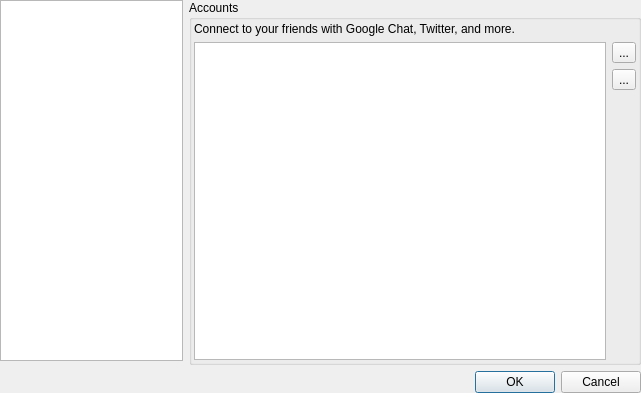
First picture: the form in src/stackedsettingsdialog.ui, repository tomahawk-player/tomahawk, before the edit.
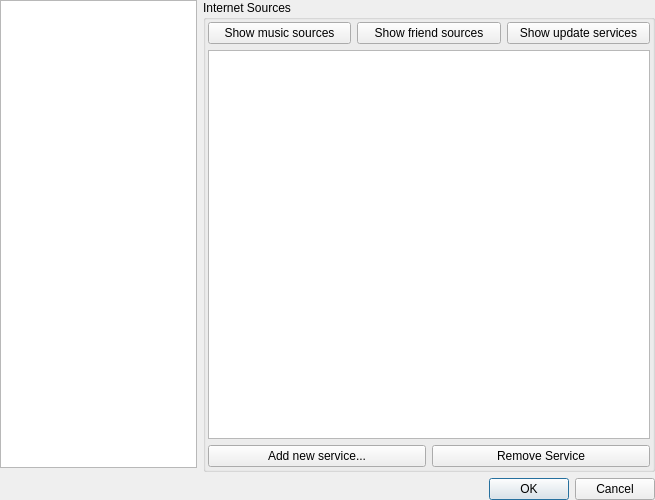
Second picture: the form after the edit. Icons and pictures are not drawn. Custom widgets are drawn as their Qt base class.

Commit message: Initial account UI update. Buttons needs styling and implementation

Patch:
```diff
--- a/src/stackedsettingsdialog.ui
+++ b/src/stackedsettingsdialog.ui
@@ -6,8 +6,8 @@
    <rect>
     <x>0</x>
     <y>0</y>
-    <width>641</width>
-    <height>393</height>
+    <width>655</width>
+    <height>500</height>
    </rect>
   </property>
   <property name="windowTitle">
@@ -95,22 +95,38 @@
          <item>
           <widget class="QGroupBox" name="groupBox_4">
            <property name="title">
-            <string>Accounts</string>
+            <string>Internet Sources</string>
            </property>
            <layout class="QVBoxLayout" name="verticalLayout_14">
             <property name="margin">
              <number>2</number>
             </property>
-            <item>
-             <widget class="QLabel" name="label_2">
-              <property name="text">
-               <string>Connect to your friends with Google Chat, Twitter, and more.</string>
-              </property>
-             </widget>
-            </item>
             <item>
              <layout class="QHBoxLayout" name="horizontalLayout_2">
               <item>
+               <widget class="QPushButton" name="showResolvers">
+                <property name="text">
+                 <string>Show music sources</string>
+                </property>
+               </widget>
+              </item>
+              <item>
+               <widget class="QPushButton" name="showSIP">
+                <property name="text">
+                 <string>Show friend sources</string>
+                </property>
+               </widget>
+              </item>
+              <item>
+               <widget class="QPushButton" name="showPushAccounts">
+                <property name="text">
+                 <string>Show update services</string>
+                </property>
+               </widget>
+              </item>
+             </layout>
+            </item>
+            <item>
                <widget class="QTreeView" name="accountsView">
                 <property name="indentation">
                  <number>0</number>
@@ -133,49 +149,20 @@
                </widget>
               </item>
               <item>
-               <layout class="QVBoxLayout" name="addSipLayout">
+             <layout class="QHBoxLayout" name="horizontalLayout_5">
                 <item>
-                 <widget class="QToolButton" name="addSipButton">
+               <widget class="QPushButton" name="addNewServiceBtn">
                   <property name="text">
-                   <string>...</string>
-                  </property>
-                  <property name="icon">
-                   <iconset resource="../resources.qrc">
-                    <normaloff>:/data/images/sipplugin-add.png</normaloff>:/data/images/sipplugin-add.png</iconset>
-                  </property>
-                  <property name="popupMode">
-                   <enum>QToolButton::InstantPopup</enum>
-                  </property>
+                 <string>Add new service...</string>
+                </property>
                  </widget>
                 </item>
                 <item>
-                 <widget class="QToolButton" name="removeSipButton">
+               <widget class="QPushButton" name="removeServiceBtn">
                   <property name="text">
-                   <string>...</string>
-                  </property>
-                  <property name="icon">
-                   <iconset resource="../resources.qrc">
-                    <normaloff>:/data/images/sipplugin-remove.png</normaloff>:/data/images/sipplugin-remove.png</iconset>
-                  </property>
-                  <property name="popupMode">
-                   <enum>QToolButton::DelayedPopup</enum>
-                  </property>
-                 </widget>
-                </item>
-                <item>
-                 <spacer name="verticalSpacer_6">
-                  <property name="orientation">
-                   <enum>Qt::Vertical</enum>
-                  </property>
-                  <property name="sizeHint" stdset="0">
-                   <size>
-                    <width>20</width>
-                    <height>40</height>
-                   </size>
-                  </property>
-                 </spacer>
-                </item>
-               </layout>
+                 <string>Remove Service</string>
+                </property>
+               </widget>
               </item>
              </layout>
             </item>
```
Lines whose indentation alone changed are shown as unchanged. The commit also changes 16 other files.
